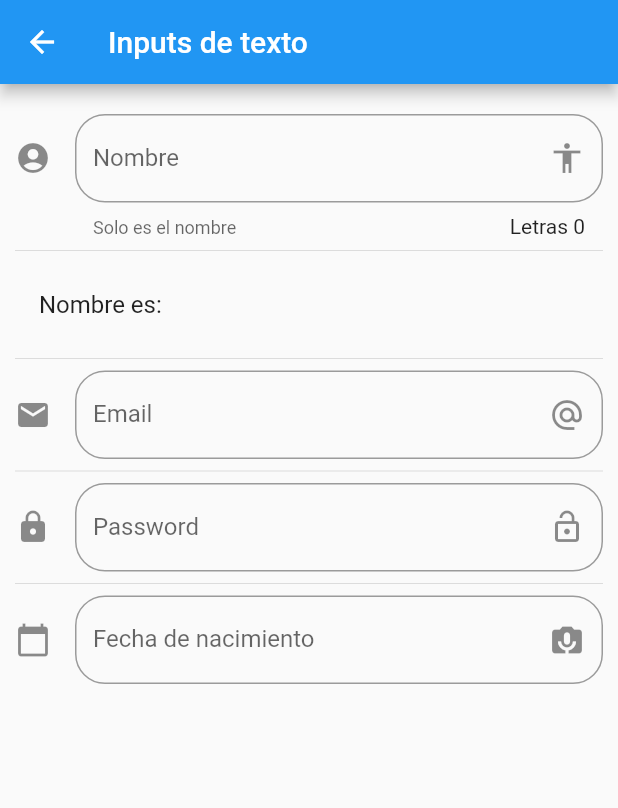
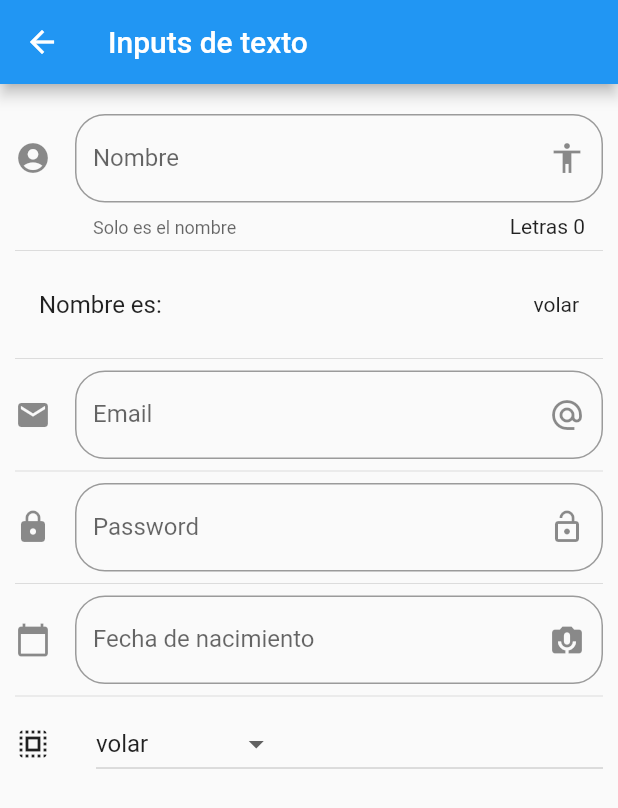
Before and after one commit to AndresTapiero/ComponentesF, a Flutter app: the InputPages screen opened by its route, on a phone screen of 412 x 824 dp. Shown: the top 808 px of the screen. Run offline on Flutter 3.47's test engine with Material 2 defaults, Android fonts, the phone set to English and light mode, and no system bars.

Commit message:
dropdown 1

```diff
--- a/lib/src/pages/InputPages.dart
+++ b/lib/src/pages/InputPages.dart
@@ -8,7 +8,9 @@ class InputPages extends StatefulWidget {
 class _InputPagesState extends State<InputPages> {
   String _nombre = '';
   String _email = '';
-  String _fecha ='';
+  String _fecha = '';
+  String _opcionSeleccionada = "volar";
+  List<String> _poderes = ['volar', 'Rayos x', 'Super Aliento', 'Super fuerza'];
 
   TextEditingController _inputFieldDateController = new TextEditingController();
 
@@ -29,43 +31,70 @@ class _InputPagesState extends State<InputPages> {
           Divider(),
           _passwordField(),
           Divider(),
-          _crearFecha(context)
+          _crearFecha(context),
+          Divider(),
+          _crearDropdown()
         ],
-
       ),
-
     );
   }
 
   Widget _creatInput() {
-
     return TextField(
       autofocus: false,
       textCapitalization: TextCapitalization.sentences,
       decoration: InputDecoration(
-        border: OutlineInputBorder(
-          borderRadius: BorderRadius.circular(20.0)
-        ),
+          border: OutlineInputBorder(borderRadius: BorderRadius.circular(20.0)),
           counter: Text('Letras ${_nombre.length}'),
           hintText: 'Name',
           labelText: 'Nombre',
           helperText: 'Solo es el nombre',
           suffixIcon: Icon(Icons.accessibility),
-        icon: Icon(Icons.account_circle)
-      ),
-      onChanged: (valor){
+          icon: Icon(Icons.account_circle)),
+      onChanged: (valor) {
         setState(() {
           _nombre = valor;
         });
       },
+    );
+  }
 
+  List<DropdownMenuItem<String>> getOpcionesDropdown() {
+    List<DropdownMenuItem<String>> lista = new List();
+    _poderes.forEach((poder) {
+      lista.add(DropdownMenuItem(
+        child: Text(poder),
+        value: poder,
+      ));
+    });
+    return lista;
+  }
+
+  Widget _crearDropdown() {
+    return Row(
+      children: <Widget>[
+        Icon(Icons.select_all),
+        SizedBox(width: 30.0,),
+        Expanded(
+          child: DropdownButton(
+            value: _opcionSeleccionada,
+            items: getOpcionesDropdown(),
+            onChanged: (opt) {
+              print(opt);
+              setState(() {
+                _opcionSeleccionada = opt;
+              });
+            },
+          ),
+        )
+      ],
     );
   }
 
   Widget _crearPersona() {
-
     return ListTile(
-      title:  Text('Nombre es: $_nombre'),
+      title: Text('Nombre es: $_nombre'),
+      trailing: Text(_opcionSeleccionada),
     );
   }
 
@@ -73,20 +102,16 @@ class _InputPagesState extends State<InputPages> {
     return TextField(
       keyboardType: TextInputType.emailAddress,
       decoration: InputDecoration(
-          border: OutlineInputBorder(
-              borderRadius: BorderRadius.circular(20.0)
-          ),
+          border: OutlineInputBorder(borderRadius: BorderRadius.circular(20.0)),
           hintText: 'Email',
           labelText: 'Email',
           suffixIcon: Icon(Icons.alternate_email),
-          icon: Icon(Icons.email)
-      ),
-      onChanged: (valor){
+          icon: Icon(Icons.email)),
+      onChanged: (valor) {
         setState(() {
           _email = valor;
         });
       },
-
     );
   }
 
@@ -94,20 +119,16 @@ class _InputPagesState extends State<InputPages> {
     return TextField(
       obscureText: true,
       decoration: InputDecoration(
-          border: OutlineInputBorder(
-              borderRadius: BorderRadius.circular(20.0)
-          ),
+          border: OutlineInputBorder(borderRadius: BorderRadius.circular(20.0)),
           hintText: 'Password',
           labelText: 'Password',
           suffixIcon: Icon(Icons.lock_open),
-          icon: Icon(Icons.lock)
-      ),
-      onChanged: (valor){
+          icon: Icon(Icons.lock)),
+      onChanged: (valor) {
         setState(() {
           _email = valor;
         });
       },
-
     );
   }
 
@@ -116,32 +137,27 @@ class _InputPagesState extends State<InputPages> {
       enableInteractiveSelection: false,
       controller: _inputFieldDateController,
       decoration: InputDecoration(
-          border: OutlineInputBorder(
-              borderRadius: BorderRadius.circular(20.0)
-          ),
+          border: OutlineInputBorder(borderRadius: BorderRadius.circular(20.0)),
           hintText: 'Fecha de nacimiento',
           labelText: 'Fecha de nacimiento',
           suffixIcon: Icon(Icons.perm_camera_mic),
-          icon: Icon(Icons.calendar_today)
-      ),
-        onTap: (){
+          icon: Icon(Icons.calendar_today)),
+      onTap: () {
         FocusScope.of(context).requestFocus(new FocusNode());
         _selectDate(context);
       },
-
     );
   }
 
-  _selectDate(BuildContext context) async{
-    DateTime picked =  await showDatePicker(
+  _selectDate(BuildContext context) async {
+    DateTime picked = await showDatePicker(
         context: context,
         initialDate: new DateTime.now(),
         firstDate: new DateTime(2020),
         lastDate: new DateTime(2025),
-        locale: Locale('es','ES')
-    );
+        locale: Locale('es', 'ES'));
 
-    if(picked != null){
+    if (picked != null) {
       setState(() {
         _fecha = picked.toString();
         _inputFieldDateController.text = _fecha;
```
Lines whose indentation alone changed are shown as unchanged.
